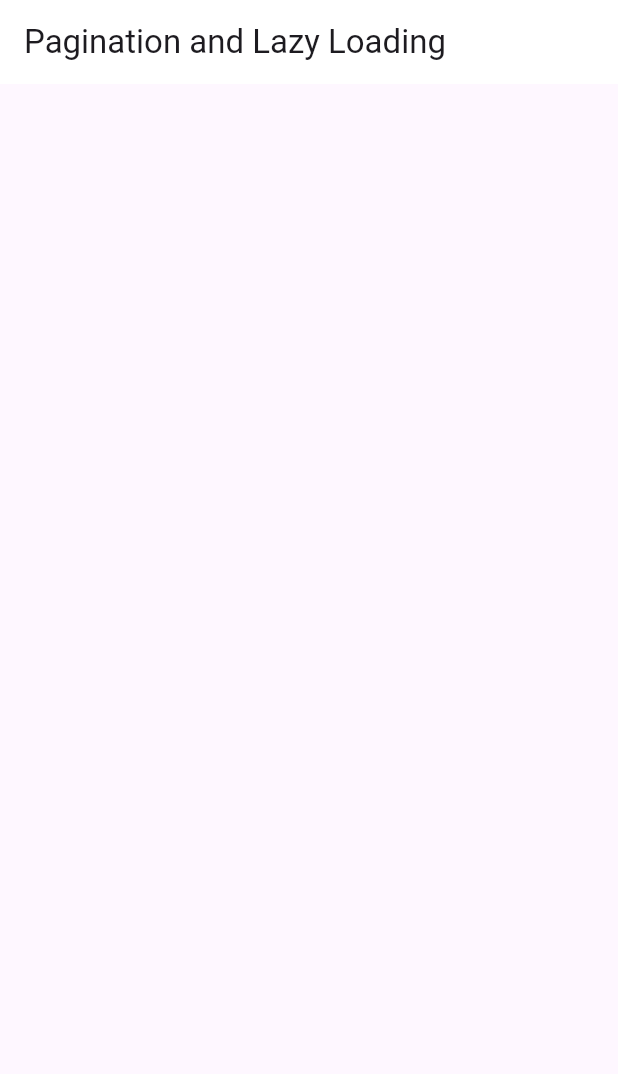
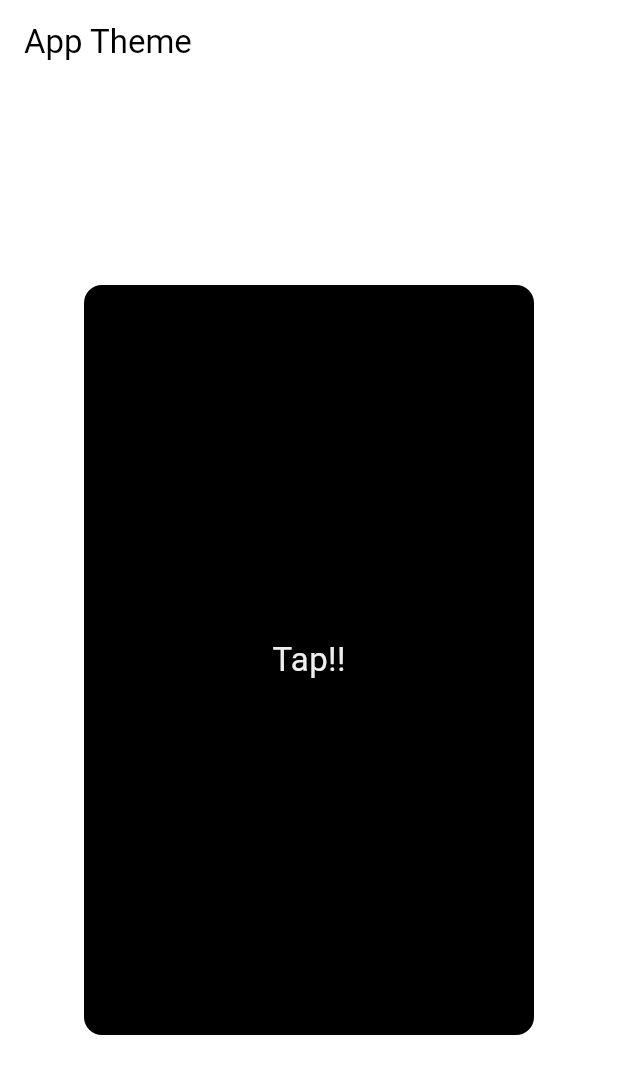
Before and after one commit to mudassirahmad774/Pagination-Concepts-App, a Flutter app: the screen it shows after launch, on a phone screen of 412 x 824 dp. Shown: the top 1074 px of the screen. Run offline on Flutter 3.47's test engine with Material 3 defaults, Android fonts, the phone set to English and light mode, and no system bars.

Commit message:
app theme done.

```diff
--- a/lib/main.dart
+++ b/lib/main.dart
@@ -1,10 +1,22 @@
 import 'package:flutter/material.dart';
 import 'package:pagination_app/pagination_screen.dart';
 import 'package:pagination_app/testing_pagination.dart';
+import 'package:pagination_app/theme/theme.dart';
 import 'package:pagination_app/theme/theme_home_screen.dart';
+import 'package:pagination_app/theme/theme_provider.dart';
+import 'package:pagination_app/theme_testing/testing_theme_ui.dart';
+import 'package:pagination_app/theme_testing/theme_testing_provider.dart';
+import 'package:provider/provider.dart';
 
 void main() {
-  runApp(const MyApp());
+  runApp(
+    MultiProvider(
+      providers: [
+        ChangeNotifierProvider(create: (_) => ThemeTestingProvider()),
+      ],
+      child: const MyApp(),
+    ),
+  );
 }
 
 class MyApp extends StatelessWidget {
@@ -13,10 +25,10 @@
   // This widget is the root of your application.
   @override
   Widget build(BuildContext context) {
-    return const MaterialApp(
+    return MaterialApp(
       debugShowCheckedModeBanner: false,
-      title: 'Flutter Demo',
-      home: TestingPagination(),
+      home: const TestingThemeUi(),
+      theme: Provider.of<ThemeTestingProvider>(context).themeData,
     );
   }
 }
--- a/lib/testing_pagination.dart
+++ b/lib/testing_pagination.dart
@@ -20,9 +20,7 @@
   void initState() {
     super.initState();
     getPosts();
-
     print('first time API called  abc    -------------->');
-
     scrollController.addListener(() {
       if (scrollController.position.pixels ==
               scrollController.position.maxScrollExtent &&
--- /dev/null
+++ b/lib/theme_testing/testing_theme_ui.dart
@@ -0,0 +1,67 @@
+import 'package:flutter/cupertino.dart';
+import 'package:flutter/material.dart';
+import 'package:pagination_app/theme_testing/theme_testing_provider.dart';
+import 'package:provider/provider.dart';
+
+class TestingThemeUi extends StatefulWidget {
+  const TestingThemeUi({super.key});
+
+  @override
+  State<TestingThemeUi> createState() => _TestingThemeUiState();
+}
+
+class _TestingThemeUiState extends State<TestingThemeUi> {
+  @override
+  Widget build(BuildContext context) {
+    return Scaffold(
+      backgroundColor: Theme.of(context).colorScheme.surface,
+      appBar: AppBar(
+        backgroundColor: Theme.of(context).colorScheme.surface,
+        title: Text('App Theme'),
+      ),
+      body: Center(
+        child: Column(
+          mainAxisAlignment: MainAxisAlignment.center,
+          children: [
+            Stack(
+              alignment: Alignment.center,
+              children: [
+                Container(
+                  height: 500,
+                  width: 300,
+                  decoration: BoxDecoration(
+                    color: Theme.of(context).colorScheme.primary,
+                    borderRadius: BorderRadius.circular(12),
+                  ),
+                ),
+                Center(
+                  child: Container(
+                    height: 300,
+                    width: 200,
+                    decoration: BoxDecoration(
+                      color: Theme.of(context).colorScheme.primary,
+                      borderRadius: BorderRadius.circular(12),
+                    ),
+                    child: Center(
+                      child: GestureDetector(
+                          onTap: () {
+                            Provider.of<ThemeTestingProvider>(context,
+                                    listen: false)
+                                .toggleTheme();
+                          },
+                          child: Text('Tap!!',
+                              style: TextStyle(
+                                fontSize: 22,
+                                color: Theme.of(context).colorScheme.secondary,
+                              ))),
+                    ),
+                  ),
+                ),
+              ],
+            ),
+          ],
+        ),
+      ),
+    );
+  }
+}
--- /dev/null
+++ b/lib/theme_testing/theme.dart
@@ -0,0 +1,20 @@
+import 'package:flutter/material.dart';
+
+ThemeData lightModeTheme = ThemeData(
+  brightness: Brightness.light,
+  colorScheme: ColorScheme.light(
+    surface: Colors.white,  // screen background color
+    primary: Colors.black,
+    secondary: Colors.grey.shade200,
+  )
+);
+
+
+ThemeData darkModeTheme = ThemeData(
+  brightness: Brightness.dark,
+  colorScheme: ColorScheme.dark(
+    surface: Colors.black,
+    primary: Colors.white,
+    secondary: Colors.green.shade500,
+  )
+);
--- a/pubspec.yaml
+++ b/pubspec.yaml
@@ -36,6 +36,7 @@
   # Use with the CupertinoIcons class for iOS style icons.
   cupertino_icons: ^1.0.6
   http: ^1.3.0
+  provider:
 
 dev_dependencies:
   flutter_test:
```
Also changed, not shown: lib/theme/theme.dart (+15 -0 lines), lib/theme/theme_home_screen.dart (+54 -17 lines), lib/theme/theme_provider.dart (added, +21 -0 lines), lib/theme_testing/theme_testing_provider.dart (added, +29 -0 lines), pubspec.lock.
